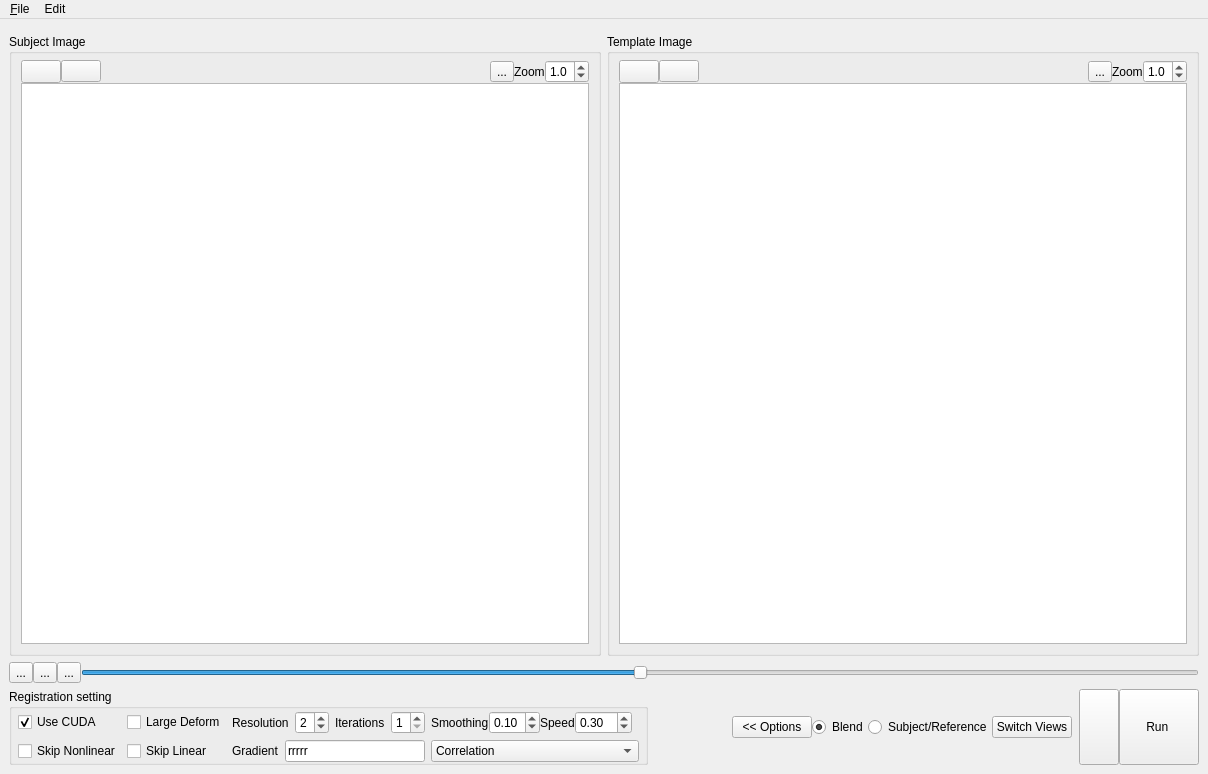
This is regtoolbox.ui in frankyeh/DSI-Studio as Qt 5 draws it before an edit. The edited form follows.
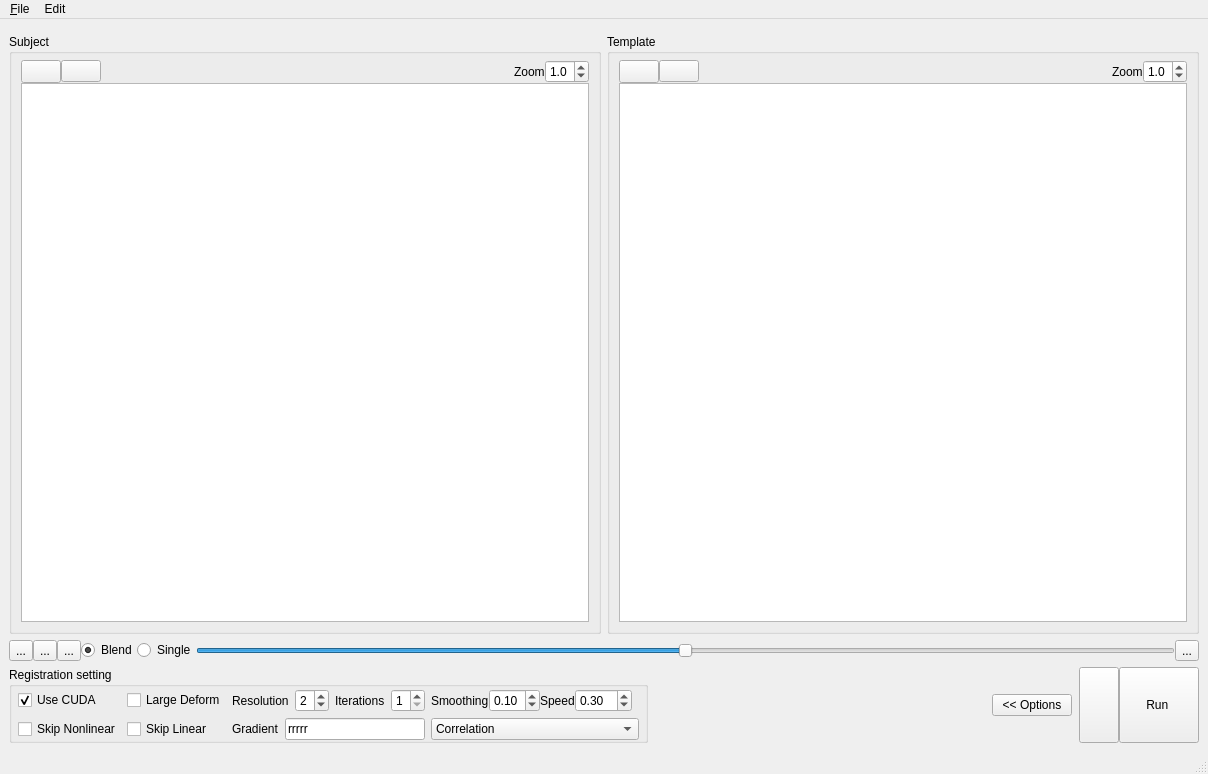
This is the edited form. Icons and pictures are not drawn.

Commit message: revise regtoolbox

```diff
--- a/regtoolbox.ui
+++ b/regtoolbox.ui
@@ -78,7 +78,7 @@
        <item>
         <widget class="QGroupBox" name="groupBox_2">
          <property name="title">
-          <string>Subject Image</string>
+          <string>Subject</string>
          </property>
          <layout class="QVBoxLayout" name="verticalLayout_8">
           <property name="spacing">
@@ -142,20 +142,6 @@
               </property>
              </spacer>
             </item>
-            <item>
-             <widget class="QToolButton" name="toolButton">
-              <property name="text">
-               <string>...</string>
-              </property>
-              <property name="icon">
-               <iconset resource="icons.qrc">
-                <normaloff>:/icons/icons/red_cross.xpm</normaloff>:/icons/icons/red_cross.xpm</iconset>
-              </property>
-              <property name="checkable">
-               <bool>true</bool>
-              </property>
-             </widget>
-            </item>
             <item>
              <widget class="QLabel" name="label_4">
               <property name="text">
@@ -193,7 +179,7 @@
        <item>
         <widget class="QGroupBox" name="groupBox">
          <property name="title">
-          <string>Template Image</string>
+          <string>Template</string>
          </property>
          <layout class="QVBoxLayout" name="verticalLayout_9">
           <property name="spacing">
@@ -257,20 +243,6 @@
               </property>
              </spacer>
             </item>
-            <item>
-             <widget class="QToolButton" name="template_anchor">
-              <property name="text">
-               <string>...</string>
-              </property>
-              <property name="icon">
-               <iconset resource="icons.qrc">
-                <normaloff>:/icons/icons/red_cross.xpm</normaloff>:/icons/icons/red_cross.xpm</iconset>
-              </property>
-              <property name="checkable">
-               <bool>true</bool>
-              </property>
-             </widget>
-            </item>
             <item>
              <widget class="QLabel" name="label_6">
               <property name="text">
@@ -309,7 +281,7 @@
      </widget>
     </item>
     <item>
-     <layout class="QHBoxLayout" name="horizontalLayout_14" stretch="0,0,0,0">
+     <layout class="QHBoxLayout" name="horizontalLayout_14" stretch="0,0,0,0,0,0,0">
       <property name="spacing">
        <number>0</number>
       </property>
@@ -352,6 +324,23 @@
         </property>
        </widget>
       </item>
+      <item>
+       <widget class="QRadioButton" name="rb_blend">
+        <property name="text">
+         <string>Blend</string>
+        </property>
+        <property name="checked">
+         <bool>true</bool>
+        </property>
+       </widget>
+      </item>
+      <item>
+       <widget class="QRadioButton" name="rb_switch">
+        <property name="text">
+         <string>Single</string>
+        </property>
+       </widget>
+      </item>
       <item>
        <widget class="QSlider" name="slice_pos">
         <property name="sizePolicy">
@@ -371,6 +360,20 @@
         </property>
        </widget>
       </item>
+      <item>
+       <widget class="QToolButton" name="anchor">
+        <property name="text">
+         <string>...</string>
+        </property>
+        <property name="icon">
+         <iconset resource="icons.qrc">
+          <normaloff>:/icons/icons/red_cross.xpm</normaloff>:/icons/icons/red_cross.xpm</iconset>
+        </property>
+        <property name="checkable">
+         <bool>true</bool>
+        </property>
+       </widget>
+      </item>
      </layout>
     </item>
     <item>
@@ -645,30 +648,6 @@
         </property>
        </widget>
       </item>
-      <item>
-       <widget class="QRadioButton" name="rb_blend">
-        <property name="text">
-         <string>Blend</string>
-        </property>
-        <property name="checked">
-         <bool>true</bool>
-        </property>
-       </widget>
-      </item>
-      <item>
-       <widget class="QRadioButton" name="rb_switch">
-        <property name="text">
-         <string>Subject/Reference</string>
-        </property>
-       </widget>
-      </item>
-      <item>
-       <widget class="QPushButton" name="switch_view">
-        <property name="text">
-         <string>Switch Views</string>
-        </property>
-       </widget>
-      </item>
       <item>
        <widget class="QLabel" name="running_label">
         <property name="text">
@@ -763,6 +742,7 @@
    <addaction name="menu_Open"/>
    <addaction name="menuEdit"/>
   </widget>
+  <widget class="QStatusBar" name="statusBar"/>
   <action name="actionApply_Subject_To_Template_Warping">
    <property name="icon">
     <iconset resource="icons.qrc">
```
The commit also changes 2 other files.
